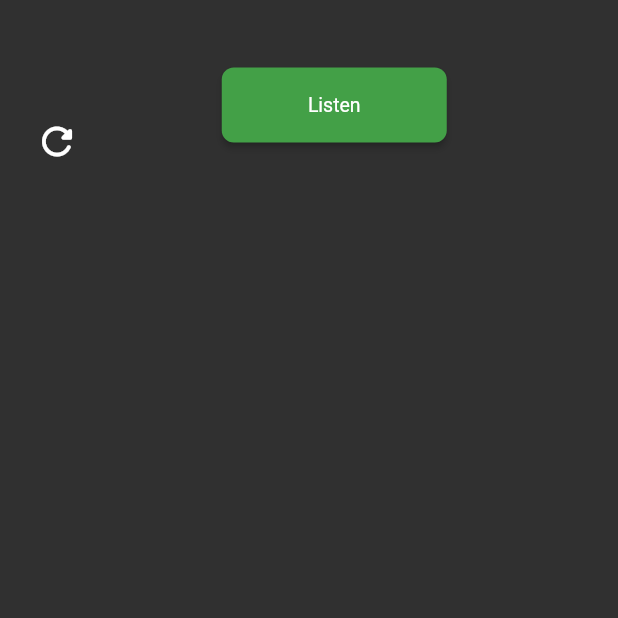
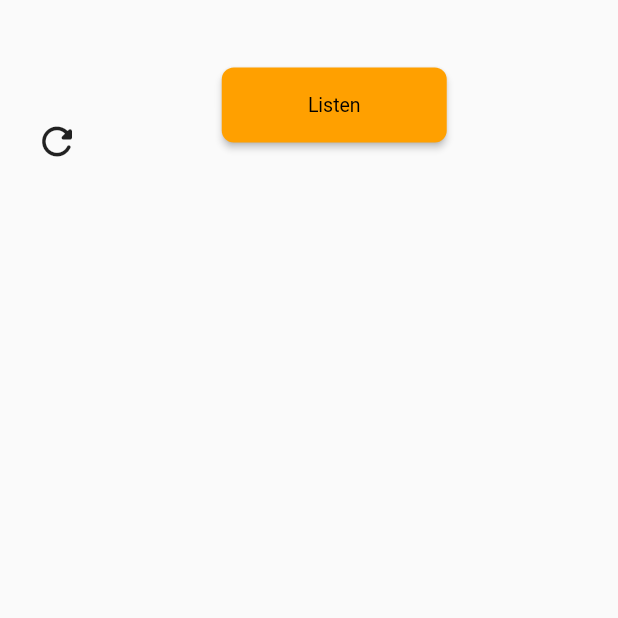
Before and after one commit to f-leoni/lyrics2, a Flutter app: the SearchScreen screen opened directly, on a phone screen of 412 x 824 dp, the top half of it. Run offline on Flutter 3.47's test engine with Material 2 defaults, Android fonts, the phone set to English and light mode, and no system bars; our stand-ins replace cloud_firestore, firebase_auth, firebase_core, google_fonts, logger, package_info_plus and 2 more; missing offline and left inert: beautiful_soup_dart, flutter_acrcloud, genius_api_unofficial, sqlbrite, xml2json; accounts and stored records are empty; generated files the repository leaves out were written again.

Commit message:
Minor fixes

```diff
--- a/lib/data/firebase_user_repository.dart
+++ b/lib/data/firebase_user_repository.dart
@@ -11,13 +11,9 @@ class FirebaseUserRepository with ChangeNotifier {
   String _lastErrorCode = "";
 
   bool get didSelectUser => _didSelectUser;
-
   bool get darkMode => _darkMode;
-
   bool get useGenius => _useGenius;
-
   String get lastErrorMsg => _lastErrorMsg;
-
   String get lastErrorCode => _lastErrorCode;
 
   set darkMode(bool value) {
@@ -42,7 +38,7 @@ class FirebaseUserRepository with ChangeNotifier {
 
   User? get getUser => auth.currentUser;
   var _didSelectUser = false;
-  var _darkMode = true;
+  var _darkMode = false;
   var _useGenius = false;
 
   ImageProvider<Object> get userImage {
--- a/lib/models/models.dart
+++ b/lib/models/models.dart
@@ -4,8 +4,6 @@ export 'lyric_search_result.dart';
 export 'lyric_exception.dart';
 export 'search_result.dart';
 export 'tab_manager.dart';
-//export 'app_state_manager.dart';
-//export 'profile_manager.dart';
 export 'lyrics_pages.dart';
 export 'explore_data.dart';
 export 'my_user.dart';
--- a/lib/models/profile_manager.dart
+++ /dev/null
@@ -1,38 +0,0 @@
-import 'package:flutter/material.dart';
-
-import 'models.dart';
-
-class ProfileManager extends ChangeNotifier {
-  MyUser get getUser => MyUser(
-        firstName: 'Stef',
-        lastName: 'Patt',
-        role: 'Flutterista!',
-        email: 'fraleoni@gmail.com',
-        profileImageUrl: 'assets/profile_pics/person_stef.jpeg',
-        points: 100,
-        darkMode: _darkMode,
-        useGenius: _useGenius,
-      );
-
-  bool get didSelectUser => _didSelectUser;
-  bool get darkMode => _darkMode;
-
-  var _didSelectUser = false;
-  var _darkMode = true;
-  var _useGenius = false;
-
-  set darkMode(bool darkMode) {
-    _darkMode = darkMode;
-    notifyListeners();
-  }
-
-  set useGenius(bool useGenius) {
-    _useGenius = useGenius;
-    notifyListeners();
-  }
-
-  void tapOnProfile(bool selected) {
-    _didSelectUser = selected;
-    notifyListeners();
-  }
-}
--- a/lib/screens/favorites_screen.dart
+++ b/lib/screens/favorites_screen.dart
@@ -6,7 +6,6 @@ import 'package:lyrics2/data/firebase_favorites_repository.dart';
 import 'package:lyrics2/data/firebase_user_repository.dart';
 import 'package:lyrics2/models/app_state_manager.dart';
 import 'package:lyrics2/models/models.dart';
-import 'package:lyrics2/screens/favorites_screen.dart';
 import 'package:lyrics2/screens/lyric_detail_screen.dart';
 import 'package:provider/provider.dart';
 
@@ -44,7 +43,10 @@ class FavoritesScreen extends StatelessWidget {
               return buildScreen(context, favoritesData);
             }
           } else {
-            return const Center(child: CircularProgressIndicator());
+            return Center(
+                child: CircularProgressIndicator(
+                    backgroundColor: profile.themeData.backgroundColor,
+                    color: Colors.blue));
           }
         });
   }
```
Also changed, not shown: lib/components/lyric_tile.dart (+8 -4 lines), lib/navigation/app_router.dart (+5 -4 lines), lib/screens/lyric_detail_screen.dart (+13 -2 lines).
